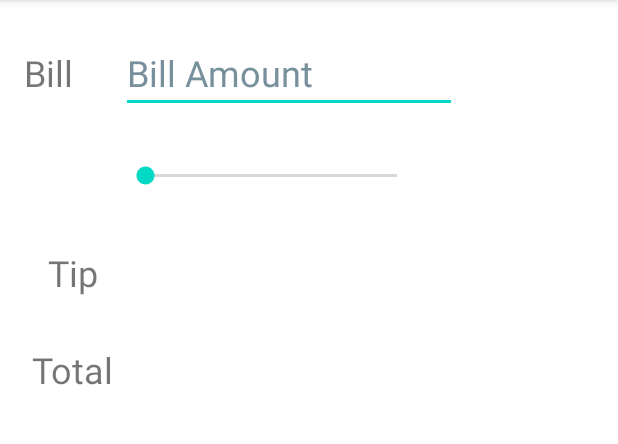
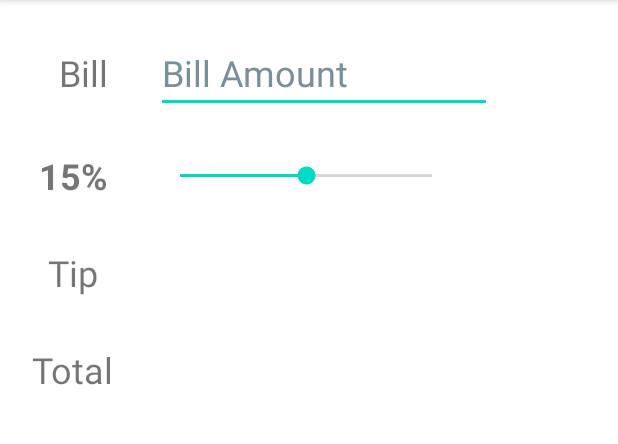
Before and after one commit to Mzazi25/tippy, an Android app: the screen it shows after launch (MainActivity), on a phone screen of 412 x 824 dp, the part 84-528 px from its top. Run offline under Robolectric (Android 15) with nearby library versions, the phone set to English and light mode, and no system bars.

Commit message:
Added functionality to display seekbar changes and base amount changes

```diff
--- a/app/src/main/java/com/example/tippy/MainActivity.kt
+++ b/app/src/main/java/com/example/tippy/MainActivity.kt
@@ -1,11 +1,61 @@
 package com.example.tippy
 
+import android.nfc.Tag
 import androidx.appcompat.app.AppCompatActivity
 import android.os.Bundle
+import android.text.Editable
+import android.text.TextWatcher
+import android.util.Log
+import android.widget.EditText
+import android.widget.SeekBar
+import android.widget.TextView
+
+private const val TAG = "MainActivity"
+private const val INIT_TIP = 15
 
 class MainActivity : AppCompatActivity() {
+    private lateinit var etBaseAmount: EditText
+    private lateinit var tvTipPercent:TextView
+    private lateinit var seekBarTip: SeekBar
+    private lateinit var tvTipAmount:TextView
+    private lateinit var tvTipTotal:TextView
+
     override fun onCreate(savedInstanceState: Bundle?) {
         super.onCreate(savedInstanceState)
         setContentView(R.layout.activity_main)
+        etBaseAmount = findViewById(R.id.etBaseAmount)
+        tvTipAmount = findViewById(R.id.tvTipAmount)
+        tvTipPercent = findViewById(R.id.tvTipPercent)
+        tvTipTotal = findViewById(R.id.tvTipTotal)
+        seekBarTip = findViewById(R.id.seekBarTip)
+
+        seekBarTip.progress = INIT_TIP
+        tvTipPercent.text = "$INIT_TIP%"
+
+        seekBarTip.setOnSeekBarChangeListener(object:SeekBar.OnSeekBarChangeListener{
+          override fun onProgressChanged(seekBar: SeekBar?, progress: Int, fromUser: Boolean) {
+              Log.i(TAG,"On Progress Changed $progress")
+              tvTipPercent.text = "$progress%"
+          }
+
+          override fun onStartTrackingTouch(seekBar: SeekBar?) {}
+
+          override fun onStopTrackingTouch(seekBar: SeekBar?) {}
+
+      })
+        etBaseAmount.addTextChangedListener(object:TextWatcher{
+            override fun beforeTextChanged(s: CharSequence?, start: Int, count: Int, after: Int) {
+
+            }
+
+            override fun onTextChanged(s: CharSequence?, start: Int, before: Int, count: Int) {}
+
+            override fun afterTextChanged(s: Editable?) {
+                Log.i(TAG,"After Text Changed $s")
+            }
+
+        })
+
+
     }
 }
--- a/app/src/main/res/layout/activity_main.xml
+++ b/app/src/main/res/layout/activity_main.xml
@@ -17,13 +17,13 @@
         android:layout_marginTop="32dp"
         android:text="@string/base1"
         android:textSize="24sp"
-        app:layout_constraintEnd_toEndOf="@+id/Percent_box"
+        app:layout_constraintEnd_toEndOf="@+id/tvTipPercent"
         app:layout_constraintHorizontal_bias="1.0"
         app:layout_constraintStart_toStartOf="parent"
         app:layout_constraintTop_toTopOf="parent" />
 
     <TextView
-        android:id="@+id/Percent_box"
+        android:id="@+id/tvTipPercent"
         android:layout_width="wrap_content"
         android:layout_height="wrap_content"
         android:layout_marginStart="32dp"
@@ -44,10 +44,10 @@
         android:text="@string/tip"
         android:textSize="24sp"
         app:layout_constraintStart_toStartOf="parent"
-        app:layout_constraintTop_toBottomOf="@+id/Percent_box" />
+        app:layout_constraintTop_toBottomOf="@+id/tvTipPercent" />
 
     <EditText
-        android:id="@+id/text_base_box"
+        android:id="@+id/etBaseAmount"
         android:layout_width="wrap_content"
         android:layout_height="wrap_content"
         android:layout_marginStart="32dp"
@@ -62,21 +62,21 @@
         app:layout_constraintTop_toTopOf="@+id/base_box" />
 
     <SeekBar
-        android:id="@+id/seek_bar_box"
+        android:id="@+id/seekBarTip"
         android:layout_width="200dp"
         android:layout_height="wrap_content"
         android:max="30"
-        app:layout_constraintBottom_toBottomOf="@+id/Percent_box"
-        app:layout_constraintStart_toStartOf="@+id/text_base_box"
-        app:layout_constraintTop_toTopOf="@+id/Percent_box" />
+        app:layout_constraintBottom_toBottomOf="@+id/tvTipPercent"
+        app:layout_constraintStart_toStartOf="@+id/etBaseAmount"
+        app:layout_constraintTop_toTopOf="@+id/tvTipPercent" />
 
     <TextView
-        android:id="@+id/tip_box_2"
+        android:id="@+id/tvTipAmount"
         android:layout_width="200dp"
         android:layout_height="wrap_content"
         android:textSize="24sp"
         app:layout_constraintBottom_toBottomOf="@+id/Tip_box"
-        app:layout_constraintStart_toStartOf="@+id/seek_bar_box"
+        app:layout_constraintStart_toStartOf="@+id/seekBarTip"
         app:layout_constraintTop_toTopOf="@+id/Tip_box"
         tools:text="19.96" />
 
@@ -93,11 +93,11 @@
         app:layout_constraintTop_toBottomOf="@+id/Tip_box" />
 
     <TextView
-        android:id="@+id/tip_total"
+        android:id="@+id/tvTipTotal"
         android:layout_width="wrap_content"
         android:layout_height="wrap_content"
         app:layout_constraintBottom_toBottomOf="@+id/total_box_final"
-        app:layout_constraintStart_toStartOf="@+id/tip_box_2"
+        app:layout_constraintStart_toStartOf="@+id/tvTipAmount"
         app:layout_constraintTop_toTopOf="@+id/total_box_final"
         android:textSize="24sp"
         tools:text="103.36" />
```
